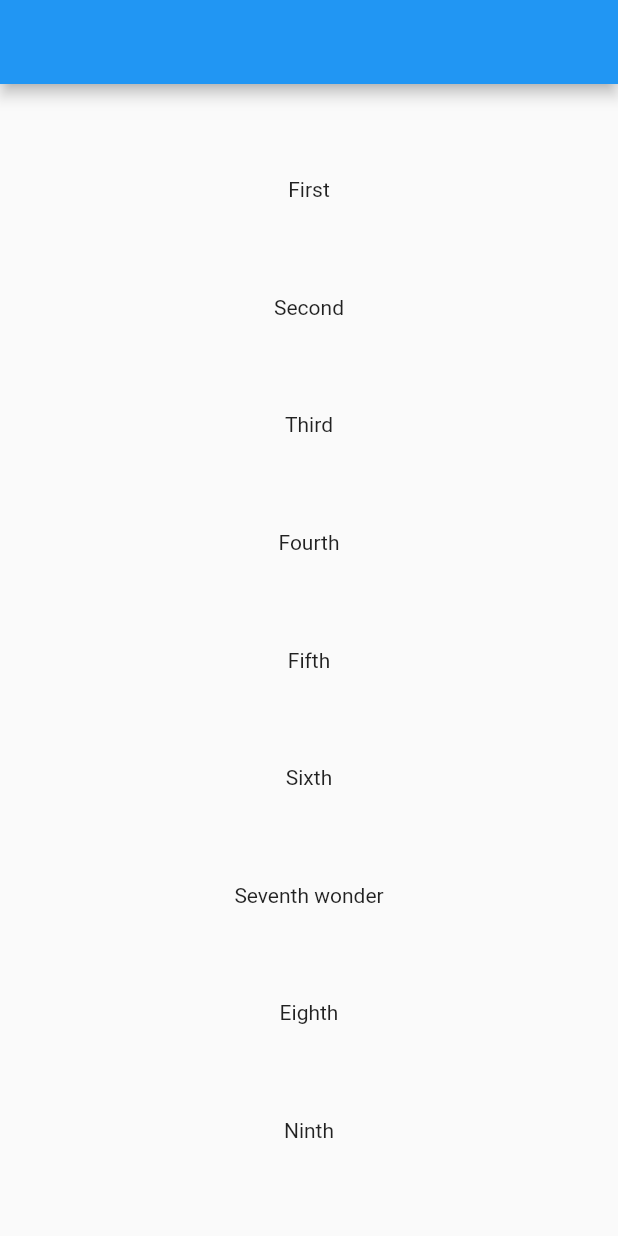
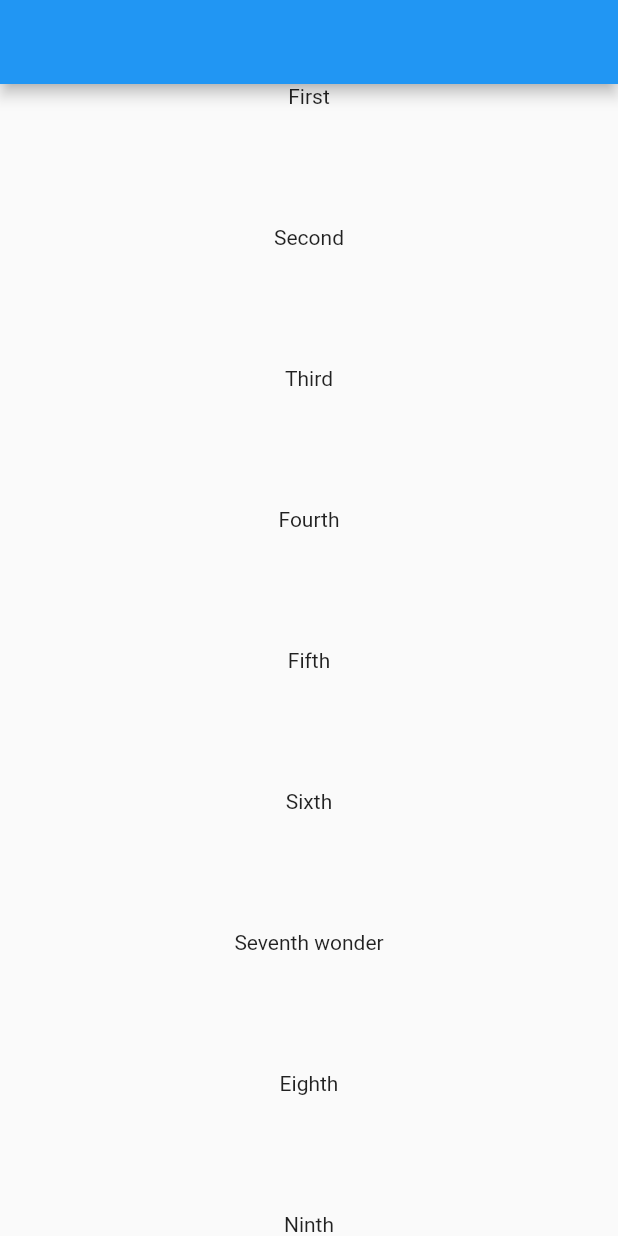
Before and after one commit to Madhu1913/gitprac, a Flutter app: the screen it shows after launch, on a phone screen of 412 x 824 dp. Run offline on Flutter 3.47's test engine with Material 2 defaults, Android fonts, the phone set to English and light mode, and no system bars.

Commit message:
testing 3

```diff
--- a/lib/main.dart
+++ b/lib/main.dart
@@ -28,7 +28,7 @@ class _FirstScreenState extends State<FirstScreen> {
     return Scaffold(
       appBar: AppBar(),
       body: Center(
-        child: Column(mainAxisAlignment: MainAxisAlignment.spaceEvenly,
+        child: Column(mainAxisAlignment: MainAxisAlignment.spaceBetween,
           children: [
             Text('First'),
             Text('Second'),
```
